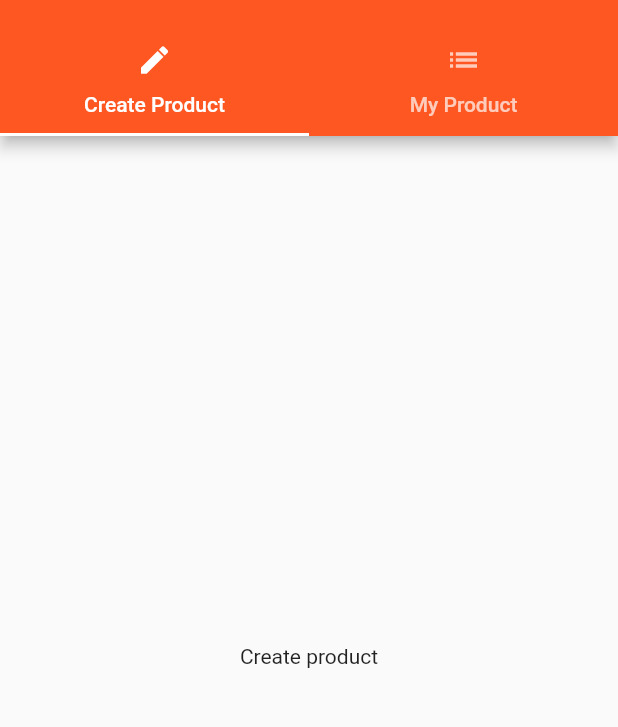
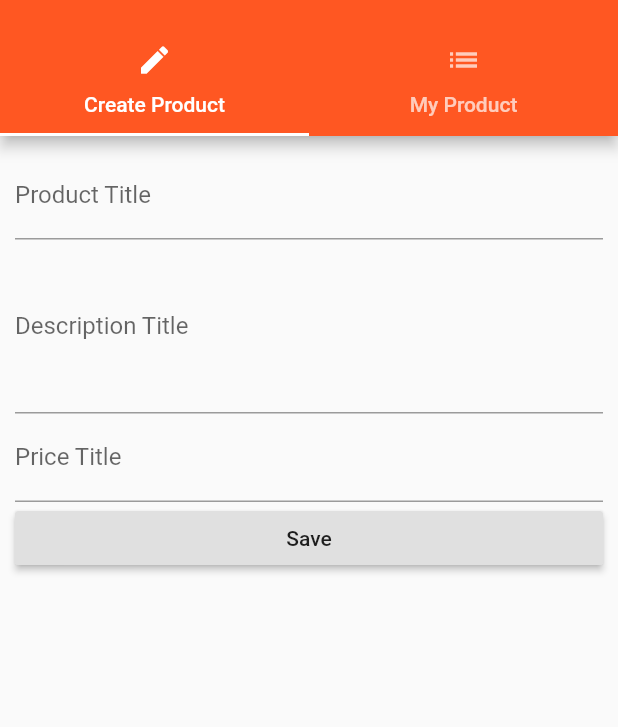
Before and after one commit to AnhVietPham/Learning_Flutter, a Flutter app: the ProductsAdminPage screen opened by its route, on a phone screen of 412 x 824 dp, the part 59-786 px from its top. Run offline on Flutter 3.47's test engine with Material 2 defaults, Android fonts, the phone set to English and light mode, and no system bars.

Commit message:
Learning Flutter : Add 92 lecture

```diff
--- a/lib/assignment_2/product_admin.dart
+++ b/lib/pages/product_admin.dart
@@ -4,6 +4,11 @@ import '../pages/product_create.dart';
 import '../pages/product_list.dart';
 
 class ProductsAdminPage extends StatelessWidget {
+  final Function addProduct;
+  final Function deleteProduct;
+
+  ProductsAdminPage(this.addProduct, this.deleteProduct);
+
   @override
   Widget build(BuildContext context) {
     return DefaultTabController(
@@ -39,7 +44,7 @@ class ProductsAdminPage extends StatelessWidget {
           ]),
         ),
         body: TabBarView(
-          children: <Widget>[ProductCreatePage(), ProductListPage()],
+          children: <Widget>[ProductCreatePage(addProduct), ProductListPage()],
         ),
       ),
     );
--- a/lib/pages/product_create.dart
+++ b/lib/pages/product_create.dart
@@ -1,10 +1,67 @@
 import 'package:flutter/material.dart';
 
-class ProductCreatePage extends StatelessWidget {
+class ProductCreatePage extends StatefulWidget {
+  final Function addProduct;
+
+  ProductCreatePage(this.addProduct);
+
+  @override
+  State<StatefulWidget> createState() {
+    return _ProductCreatePageState();
+  }
+}
+
+class _ProductCreatePageState extends State<ProductCreatePage> {
+  String titleValue;
+  String descriptionValue;
+  double priceValue;
+
   @override
   Widget build(BuildContext context) {
-    return Center(
-      child: Text('Create product'),
+    return Container(
+      margin: EdgeInsets.all(10.0),
+      child: ListView(
+        children: <Widget>[
+          TextField(
+            decoration: InputDecoration(labelText: 'Product Title'),
+            onChanged: (String value) {
+              setState(() {
+                titleValue = value;
+              });
+            },
+          ),
+          TextField(
+            decoration: InputDecoration(labelText: 'Description Title'),
+            maxLines: 4,
+            onChanged: (String value) {
+              setState(() {
+                descriptionValue = value;
+              });
+            },
+          ),
+          TextField(
+            decoration: InputDecoration(labelText: 'Price Title'),
+            keyboardType: TextInputType.number,
+            onChanged: (String value) {
+              setState(() {
+                priceValue = double.parse(value);
+              });
+            },
+          ),
+          RaisedButton(
+            child: Text('Save'),
+            onPressed: () {
+              final Map<String, dynamic> product = {
+                'title': titleValue,
+                'description': descriptionValue,
+                'price': priceValue,
+                'image': 'assets/android.jpg'
+              };
+              widget.addProduct(product);
+            },
+          )
+        ],
+      ),
     );
   }
 }
--- a/lib/pages/products.dart
+++ b/lib/pages/products.dart
@@ -4,10 +4,8 @@ import '../product_manager.dart';
 
 class ProductsPage extends StatelessWidget {
   final List<Map<String, String>> products;
-  final Function addProduct;
-  final Function deleteProduct;
 
-  ProductsPage(this.products, this.addProduct, this.deleteProduct);
+  ProductsPage(this.products);
 
   @override
   Widget build(BuildContext context) {
@@ -31,7 +29,7 @@ class ProductsPage extends StatelessWidget {
       appBar: AppBar(
         title: Text("EasyList"),
       ),
-      body: ProductManager(products, addProduct, deleteProduct),
+      body: ProductManager(products),
     );
   }
 }
```
Also changed, not shown: lib/main.dart (+9 -5 lines), lib/pages/product.dart (+27 -1 lines), lib/product_control.dart (deleted, +0 -18 lines), lib/product_manager.dart (+3 -10 lines), lib/products.dart (+3 -9 lines).
